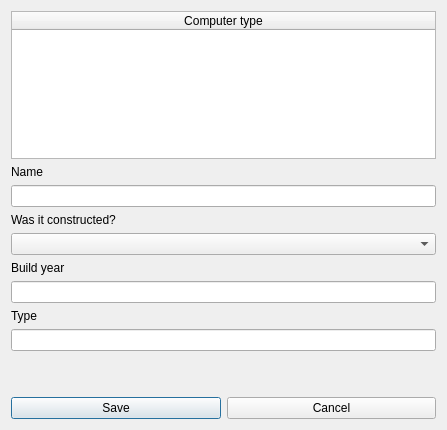
Old version of the form editcomputer.ui in the repository Tryggvith/vika3.
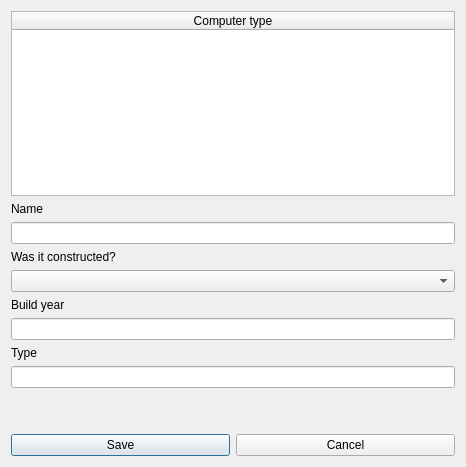
New version of the form.

Diff of the .ui file:
```diff
--- a/editcomputer.ui
+++ b/editcomputer.ui
@@ -6,8 +6,8 @@
    <rect>
     <x>0</x>
     <y>0</y>
-    <width>447</width>
-    <height>430</height>
+    <width>466</width>
+    <height>467</height>
    </rect>
   </property>
   <property name="windowTitle">
@@ -27,6 +27,8 @@
     </widget>
    </item>
    <item>
+    <layout class="QHBoxLayout" name="horizontalLayout_2">
+     <item>
     <widget class="QLabel" name="label_Name">
      <property name="text">
       <string>Name</string>
@@ -34,9 +36,20 @@
     </widget>
    </item>
    <item>
+      <widget class="QLabel" name="label_error_name">
+       <property name="text">
+        <string/>
+       </property>
+      </widget>
+     </item>
+    </layout>
+   </item>
+   <item>
     <widget class="QLineEdit" name="input_Computer_Name"/>
    </item>
    <item>
+    <layout class="QHBoxLayout" name="horizontalLayout_3">
+     <item>
     <widget class="QLabel" name="label_Constr">
      <property name="text">
       <string>Was it constructed?</string>
@@ -44,9 +57,20 @@
     </widget>
    </item>
    <item>
+      <widget class="QLabel" name="label_error_constr">
+       <property name="text">
+        <string/>
+       </property>
+      </widget>
+     </item>
+    </layout>
+   </item>
+   <item>
     <widget class="QComboBox" name="comboBox_constr"/>
    </item>
    <item>
+    <layout class="QHBoxLayout" name="horizontalLayout_4">
+     <item>
     <widget class="QLabel" name="label_buildy">
      <property name="text">
       <string>Build year</string>
@@ -54,14 +78,34 @@
     </widget>
    </item>
    <item>
+      <widget class="QLabel" name="label_error_buildYear">
+       <property name="text">
+        <string/>
+       </property>
+      </widget>
+     </item>
+    </layout>
+   </item>
+   <item>
     <widget class="QLineEdit" name="input_Computer_buildy"/>
    </item>
    <item>
+    <layout class="QHBoxLayout" name="horizontalLayout_5">
+     <item>
     <widget class="QLabel" name="label_Model">
      <property name="text">
       <string>Type</string>
      </property>
     </widget>
+     </item>
+     <item>
+      <widget class="QLabel" name="label_error_model">
+       <property name="text">
+        <string/>
+       </property>
+      </widget>
+     </item>
+    </layout>
    </item>
    <item>
     <widget class="QLineEdit" name="input_Computer_Model"/>
```
Lines whose indentation alone changed are shown as unchanged.
